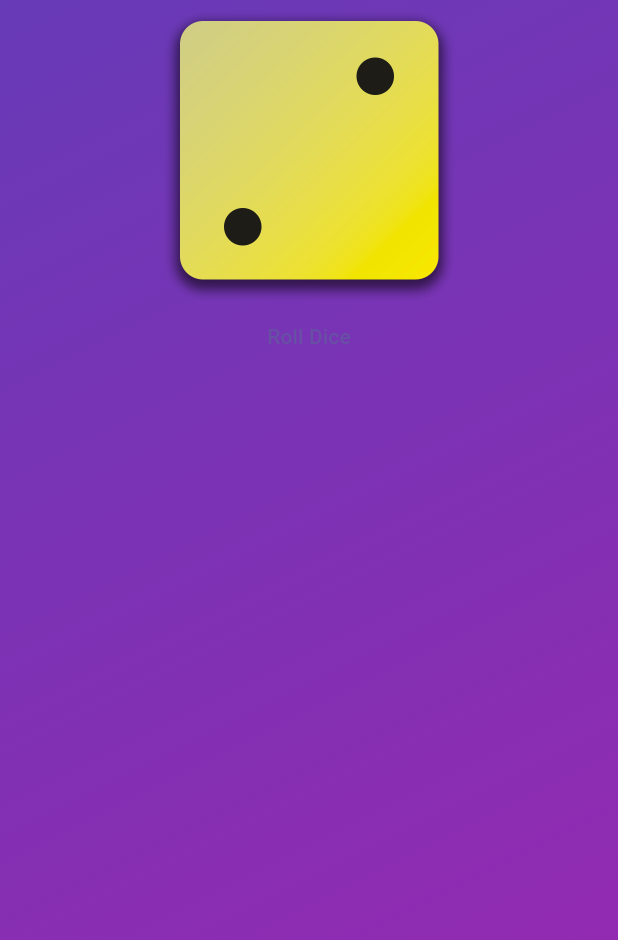
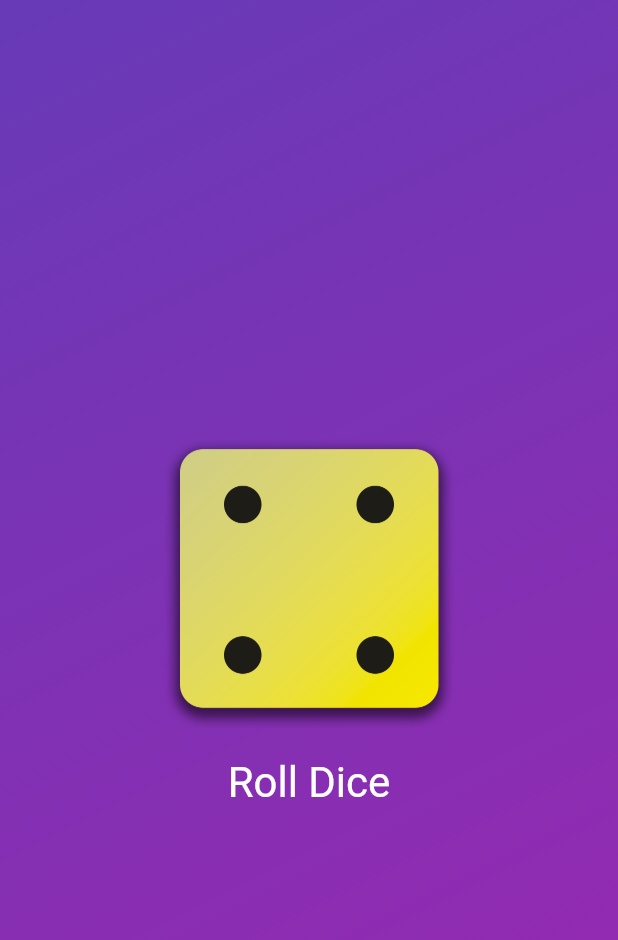
Before and after one commit to BrianPHChen/flutter_first_app, a Flutter app: the screen it shows after launch, after a tap on "Roll Dice", on a phone screen of 412 x 824 dp. Shown: the top 940 px of the screen. Run offline on Flutter 3.47's test engine with Material 3 defaults, Android fonts, the phone set to English and light mode, and no system bars.

```diff
--- /dev/null
+++ b/lib/dice_roller.dart
@@ -0,0 +1,45 @@
+import 'package:flutter/material.dart';
+
+class DiceRoller extends StatefulWidget {
+  const DiceRoller({super.key});
+
+  @override
+  State<StatefulWidget> createState() {
+    return _DiceRollerState();
+  }
+}
+
+class _DiceRollerState extends State<DiceRoller> {
+  var activeDiceImage = 'assets/images/dice-2.png';
+
+  void rollDice() {
+    setState(() {
+      activeDiceImage = 'assets/images/dice-4.png';
+    });
+  }
+
+  @override
+  Widget build(BuildContext context) {
+    return Column(
+      mainAxisSize: MainAxisSize.min,
+      children: [
+        Image.asset(
+          activeDiceImage,
+          width: 200,
+        ),
+        TextButton(
+          onPressed: rollDice,
+          style: TextButton.styleFrom(
+              padding: const EdgeInsets.only(
+                top: 20,
+              ),
+              foregroundColor: Colors.white,
+              textStyle: const TextStyle(
+                fontSize: 28,
+              )),
+          child: const Text('Roll Dice'),
+        )
+      ],
+    );
+  }
+}
--- a/lib/gradient_container.dart
+++ b/lib/gradient_container.dart
@@ -1,6 +1,6 @@
 import 'package:flutter/material.dart';
 
-import 'package:first_app/styled_text.dart';
+import 'package:first_app/dice_roller.dart';
 
 const startAlignment = Alignment.topLeft;
 const endAlignment = Alignment.bottomRight;
@@ -15,10 +15,6 @@ class GradientContainer extends StatelessWidget {
   final Color color1;
   final Color color2;
 
-  void rollDice() {
-    // ...
-  }
-
   @override
   Widget build(context) {
     return Container(
@@ -32,20 +28,7 @@ class GradientContainer extends StatelessWidget {
           end: endAlignment,
         ),
       ),
-      child: Center(
-        child: Column(
-          children: [
-            Image.asset(
-              'assets/images/dice-2.png',
-              width: 200,
-            ),
-            TextButton(
-              onPressed: rollDice,
-              child: const Text('Roll Dice'),
-            )
-          ],
-        ),
-      ),
+      child: const Center(child: DiceRoller()),
     );
   }
 }
```
